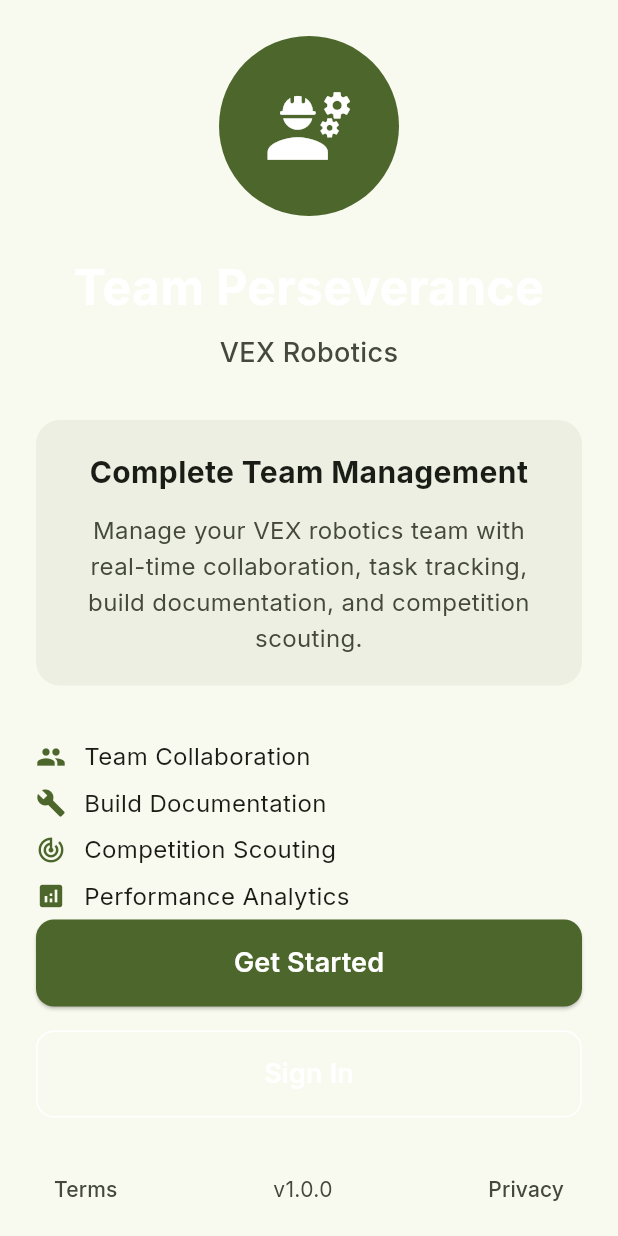
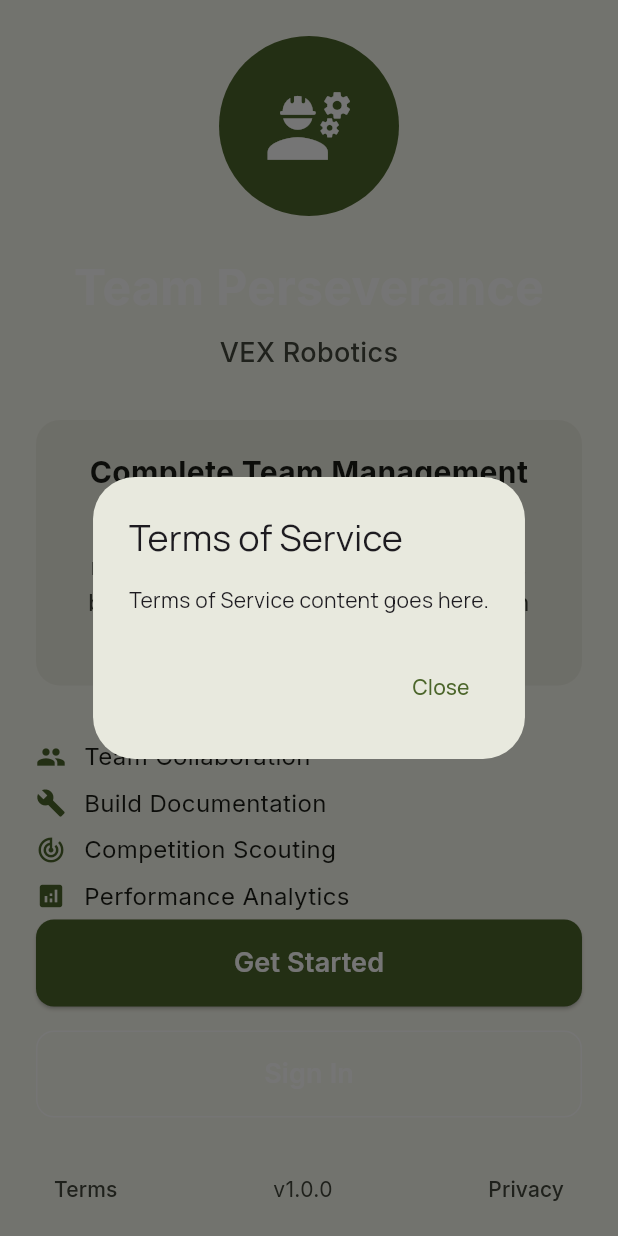
Before and after one commit to pjontop/Perseverance-2381, a Flutter app: the WelcomeScreen screen opened directly, after a tap on "Terms", on a phone screen of 412 x 824 dp. Run offline on Flutter 3.47's test engine with Material 3 defaults, Android fonts, the phone set to English and light mode, and no system bars; our stand-ins replace appwrite, connectivity_plus, email_validator, fl_chart, flutter_dotenv, flutter_riverpod and 4 more; accounts and stored records are empty.

Commit message:
Implement navigation and dialog screens for various app features
Co-authored-by: pramsupandey <pramsupandey@outlook.com>

```diff
--- a/lib/screens/auth/welcome_screen.dart
+++ b/lib/screens/auth/welcome_screen.dart
@@ -180,7 +180,19 @@ class WelcomeScreen extends StatelessWidget {
                 children: [
                   TextButton(
                     onPressed: () {
-                      // TODO: Show Terms of Service
+                      showDialog(
+                        context: context,
+                        builder: (context) => AlertDialog(
+                          title: Text('Terms of Service'),
+                          content: Text('Terms of Service content goes here.'),
+                          actions: [
+                            TextButton(
+                              onPressed: () => Navigator.pop(context),
+                              child: Text('Close'),
+                            ),
+                          ],
+                        ),
+                      );
                     },
                     child: Text(
                       'Terms',
@@ -199,7 +211,19 @@ class WelcomeScreen extends StatelessWidget {
                   ),
                   TextButton(
                     onPressed: () {
-                      // TODO: Show Privacy Policy
+                      showDialog(
+                        context: context,
+                        builder: (context) => AlertDialog(
+                          title: Text('Privacy Policy'),
+                          content: Text('Privacy Policy content goes here.'),
+                          actions: [
+                            TextButton(
+                              onPressed: () => Navigator.pop(context),
+                              child: Text('Close'),
+                            ),
+                          ],
+                        ),
+                      );
                     },
                     child: Text(
                       'Privacy',
```
Also changed, not shown: lib/screens/home_page.dart (+18 -5 lines), lib/screens/startup_screen.dart (+0 -7 lines).
